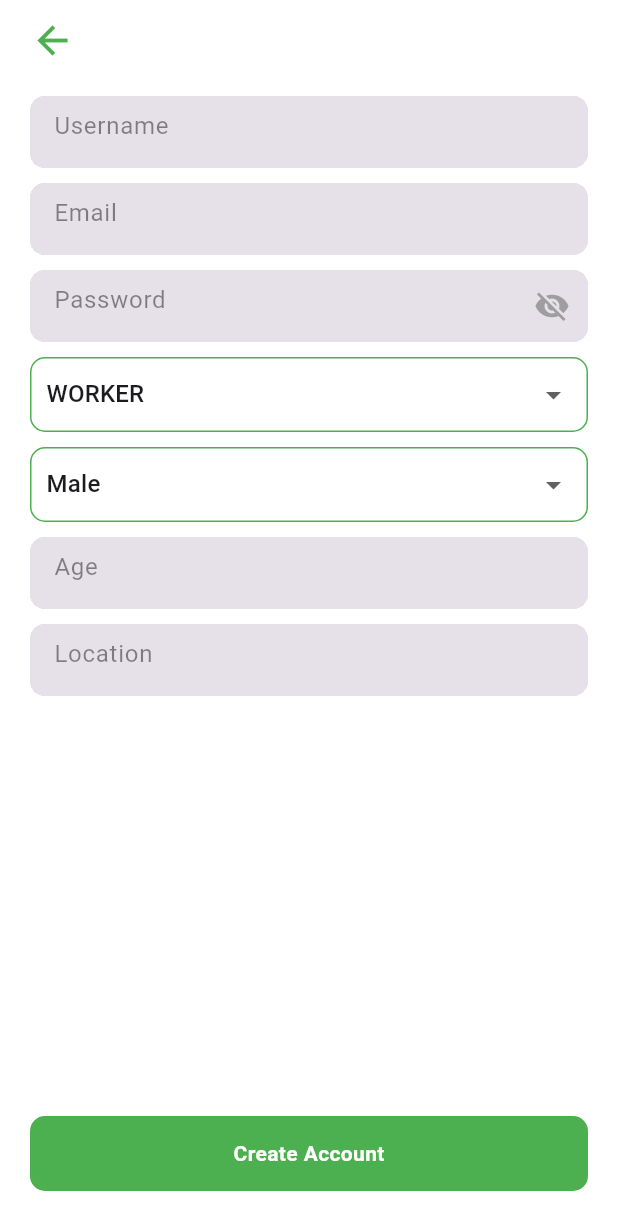
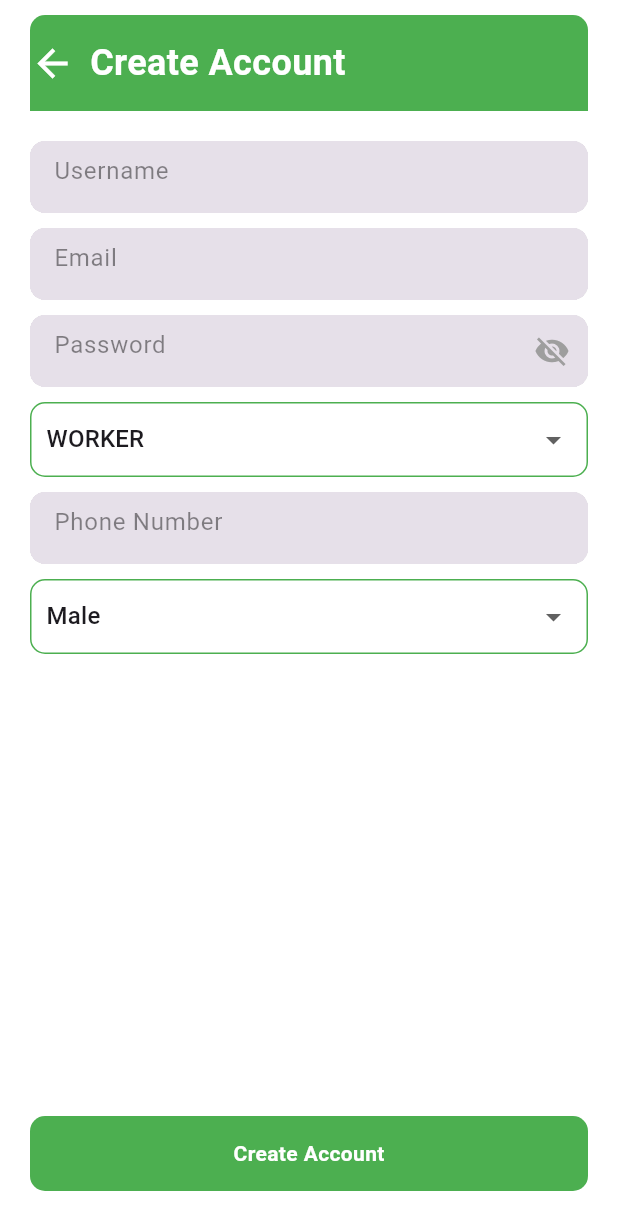
Before and after one commit to bed-com-06-19/faults, a Flutter app: the SignUpPage screen opened by its route, on a phone screen of 412 x 824 dp. Shown: the top 1230 px of the screen. Run offline on Flutter 3.47's test engine with Material 3 defaults, Android fonts, the phone set to English and light mode, and no system bars; our stand-ins replace cloud_firestore, firebase_auth, firebase_core, fluttertoast; accounts and stored records are empty.

Commit message:
structuring signup page

```diff
--- a/lib/features/user_auth/presentation/pages/signUp.dart
+++ b/lib/features/user_auth/presentation/pages/signUp.dart
@@ -16,10 +16,8 @@ class _SignUpPageState extends State<SignUpPage> {
   final TextEditingController _emailController = TextEditingController();
   final TextEditingController _passwordController = TextEditingController();
   final TextEditingController _phoneController = TextEditingController();
-  final TextEditingController _ageController = TextEditingController();
-  final TextEditingController _locationController = TextEditingController();
   String _selectedRole = 'worker'; // Default role
-  String _selectedSex = 'Male'; // Default sex
+  String _selectedGender = 'Male'; // Default gender
   bool _isSigningUp = false;
 
   @override
@@ -28,8 +26,6 @@ class _SignUpPageState extends State<SignUpPage> {
     _emailController.dispose();
     _passwordController.dispose();
     _phoneController.dispose();
-    _ageController.dispose();
-    _locationController.dispose();
     super.dispose();
   }
 
@@ -42,8 +38,6 @@ class _SignUpPageState extends State<SignUpPage> {
     String email = _emailController.text.trim();
     String password = _passwordController.text.trim();
     String phone = _phoneController.text.trim();
-    String age = _ageController.text.trim();
-    String location = _locationController.text.trim();
 
     try {
       // Create user in Firebase Auth
@@ -62,9 +56,7 @@ class _SignUpPageState extends State<SignUpPage> {
           'email': email,
           'phone': phone,
           'role': _selectedRole,
-          'sex': _selectedSex,
-          'age': age,
-          'location': location,
+          'gender': _selectedGender,
           'createdAt': FieldValue.serverTimestamp(),
         });
 
@@ -97,18 +89,28 @@ class _SignUpPageState extends State<SignUpPage> {
             crossAxisAlignment: CrossAxisAlignment.start,
             children: [
               // Back Arrow and Create Account Title
-              Row(
+              Container(
+                decoration: BoxDecoration(
+                  color: Colors.green,
+                  borderRadius: BorderRadius.only(
+                    topLeft: Radius.circular(10), // Add radius for bottom-left
+                    topRight: Radius.circular(10), // Add radius for bottom-right
+                  ),
+                ),
+                padding: const EdgeInsets.symmetric(vertical: 15),
+                child: Row(
                   children: [
                     GestureDetector(
                       onTap: () => Navigator.pop(context),
-                    child: const Icon(Icons.arrow_back, size: 30, color: Colors.green),
+                      child: const Icon(Icons.arrow_back, size: 30, color: Colors.white),
                     ),
-                  const Spacer(),
+                    const SizedBox(width: 10),
                     const Text(
                       "Create Account",
                       style: TextStyle(fontWeight: FontWeight.bold, fontSize: 24, color: Colors.white),
                     ),
                   ],
+                ),
               ),
               const SizedBox(height: 20),
 
@@ -166,7 +168,15 @@ class _SignUpPageState extends State<SignUpPage> {
                       ),
                       const SizedBox(height: 10),
 
-                      // Sex Dropdown
+                      // Phone Number Field (Visible for Admin and Worker)
+                      FormContainerWidget(
+                        controller: _phoneController,
+                        hintText: "Phone Number",
+                        isPasswordField: false,
+                      ),
+                      const SizedBox(height: 10),
+
+                      // Gender Dropdown (Male, Female)
                       Container(
                         padding: const EdgeInsets.symmetric(horizontal: 10),
                         decoration: BoxDecoration(
@@ -174,39 +184,22 @@ class _SignUpPageState extends State<SignUpPage> {
                           borderRadius: BorderRadius.circular(10),
                         ),
                         child: DropdownButton<String>(
-                          value: _selectedSex,
+                          value: _selectedGender,
                           isExpanded: true,
                           underline: Container(),
-                          items: ['Male', 'Female', 'Other'].map((sex) {
+                          items: ['Male', 'Female'].map((gender) {
                             return DropdownMenuItem(
-                              value: sex,
-                              child: Text(sex),
+                              value: gender,
+                              child: Text(gender),
                             );
                           }).toList(),
                           onChanged: (value) {
                             setState(() {
-                              _selectedSex = value!;
+                              _selectedGender = value!;
                             });
                           },
                         ),
                       ),
-                      const SizedBox(height: 10),
-
-                      // Age Field
-                      FormContainerWidget(
-                        controller: _ageController,
-                        hintText: "Age",
-                        isPasswordField: false,
-                      ),
-                      const SizedBox(height: 10),
-
-                      // Location Field
-                      FormContainerWidget(
-                        controller: _locationController,
-                        hintText: "Location",
-                        isPasswordField: false,
-                      ),
-                      const SizedBox(height: 20),
                     ],
                   ),
                 ),
```
Lines whose indentation alone changed are shown as unchanged.
